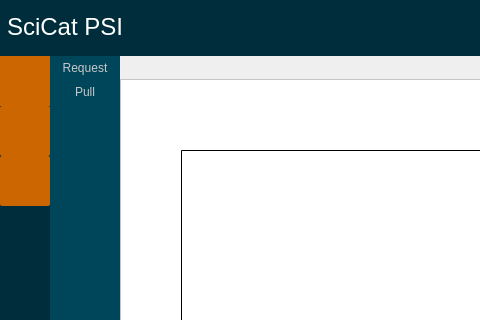
This is PSIArchiver/dialog.ui in paulscherrerinstitute/scicat-qt as Qt 5 draws it before an edit; both pictures show x 0 to 480 and y 0 to 320 of the 814 by 681 pixel window. The edited form follows.
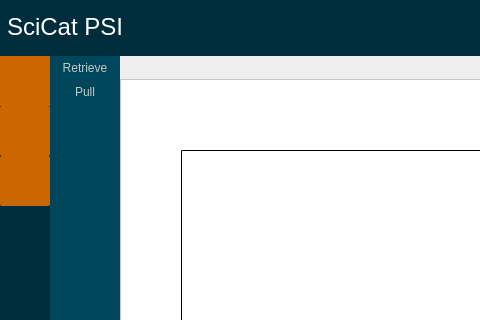
This is the edited form. The open tabs and pages were chosen to show the change. Icons and pictures are not drawn.

What changed in the file:
```diff
--- a/PSIArchiver/dialog.ui
+++ b/PSIArchiver/dialog.ui
@@ -570,8 +570,8 @@
              </property>
              <property name="minimumSize">
               <size>
-               <width>70</width>
-               <height>24</height>
+               <width>50</width>
+               <height>50</height>
               </size>
              </property>
              <property name="styleSheet">
@@ -581,7 +581,7 @@
 </string>
              </property>
              <property name="text">
-              <string>Request</string>
+              <string>Retrieve</string>
              </property>
             </widget>
            </item>
```
Left out of the diff: 10 changed lines with no effect on the pictures.
